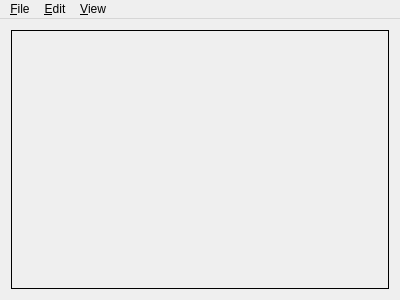
The window that mainwindow.ui (cscenter/manugram) describes before a commit, drawn with Qt 5.
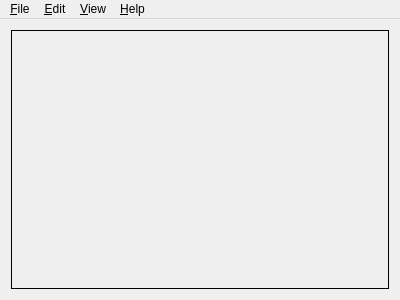
The same window after the commit.

Commit message: mainwindow: 'About' dialog was added (#62)

```diff
--- a/mainwindow.ui
+++ b/mainwindow.ui
@@ -83,9 +83,16 @@
     <addaction name="actionZoomIn"/>
     <addaction name="actionZoomOut"/>
    </widget>
+   <widget class="QMenu" name="menuHelp">
+    <property name="title">
+     <string>&amp;Help</string>
+    </property>
+    <addaction name="actionAbout"/>
+   </widget>
    <addaction name="menuFile"/>
    <addaction name="menuEdit"/>
    <addaction name="menuView"/>
+   <addaction name="menuHelp"/>
   </widget>
   <action name="actionNew">
    <property name="text">
```
Left out of the diff: 5 changed lines with no effect on the pictures. The commit also changes 2 other files.
